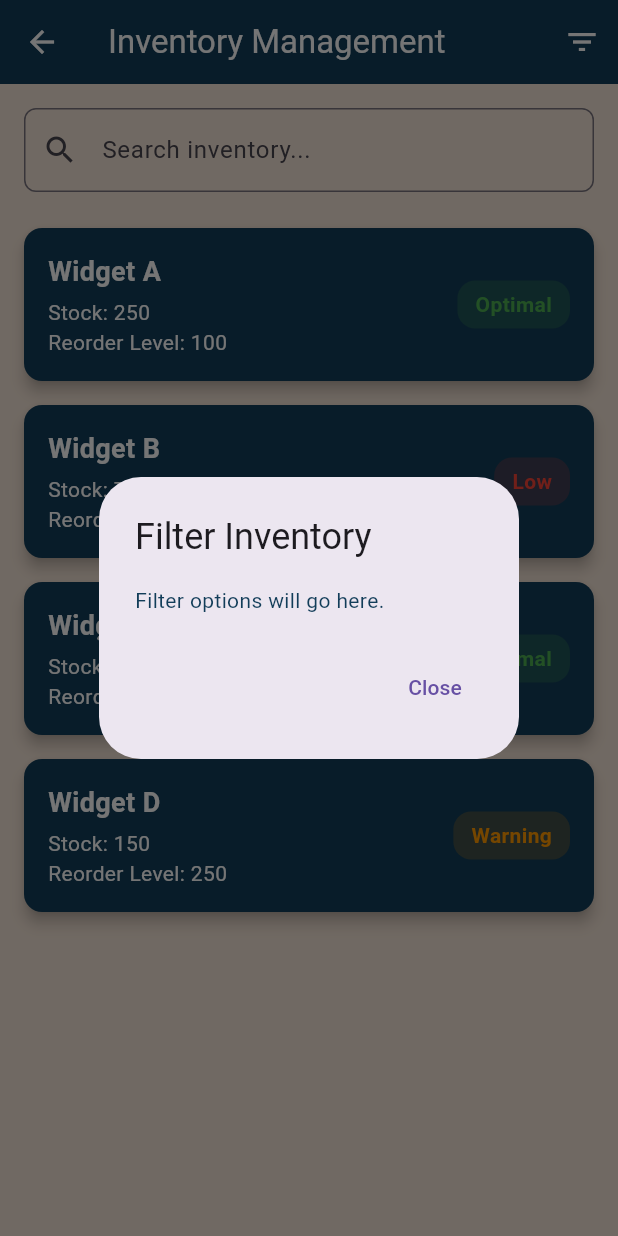
After one commit to 07alizaa/stock_data_hub, a Flutter app: the screen it shows after launch, item 2 of the bottom bar chosen, after a tap on the "filter list" icon, on a phone screen of 412 x 824 dp. The commit adds this screen. Run offline on Flutter 3.47's test engine with Material 3 defaults, Android fonts, the phone set to English and light mode, and no system bars; network calls fail.

Commit message:
Add InventoryManagementDashboard class and navigation logic from main dashboard

```diff
--- a/lib/WareHousePages/MainDashboard.dart
+++ b/lib/WareHousePages/MainDashboard.dart
@@ -1,4 +1,6 @@
 import 'package:flutter/material.dart';
+import 'WInventoryManagement.dart';
+
 
 class Maindashboard extends StatefulWidget {
   const Maindashboard({Key? key}) : super(key: key);
@@ -79,6 +81,14 @@ class _MaindashboardState extends State<Maindashboard> {
           setState(() {
             _selectedIndex = index;
           });
+
+          if (index == 1) {
+            // Navigate to the InventoryManagementScreen when the "Inventory" tab is tapped
+            Navigator.push(
+              context,
+              MaterialPageRoute(builder: (context) => InventoryManagementScreen()),
+            );
+          }
         },
         type: BottomNavigationBarType.fixed,
         items: const [
--- /dev/null
+++ b/lib/WareHousePages/WInventoryManagement.dart
@@ -0,0 +1,172 @@
+import 'package:flutter/material.dart';
+
+class InventoryManagementScreen extends StatefulWidget {
+  const InventoryManagementScreen({Key? key}) : super(key: key);
+
+  @override
+  _InventoryManagementScreenState createState() =>
+      _InventoryManagementScreenState();
+}
+
+class _InventoryManagementScreenState extends State<InventoryManagementScreen> {
+  // Sample inventory data
+  final List<Map<String, dynamic>> _inventory = [
+    {'name': 'Widget A', 'stock': 250, 'reorderLevel': 100, 'status': 'Optimal'},
+    {'name': 'Widget B', 'stock': 75, 'reorderLevel': 200, 'status': 'Low'},
+    {'name': 'Widget C', 'stock': 500, 'reorderLevel': 300, 'status': 'Optimal'},
+    {'name': 'Widget D', 'stock': 150, 'reorderLevel': 250, 'status': 'Warning'},
+  ];
+
+  String _searchQuery = '';
+
+  @override
+  Widget build(BuildContext context) {
+    return Scaffold(
+      appBar: AppBar(
+        title: const Text('Inventory Management'),
+        backgroundColor: const Color(0xFF123D59), // Dark teal color
+        actions: [
+          IconButton(
+            icon: const Icon(Icons.filter_list),
+            onPressed: () {
+              // Handle filter action
+              _showFilterDialog();
+            },
+          ),
+        ],
+      ),
+      body: Padding(
+        padding: const EdgeInsets.all(16.0),
+        child: Column(
+          children: [
+            // Search Bar
+            TextField(
+              decoration: InputDecoration(
+                prefixIcon: const Icon(Icons.search),
+                hintText: 'Search inventory...',
+                border: OutlineInputBorder(
+                  borderRadius: BorderRadius.circular(8.0),
+                ),
+              ),
+              onChanged: (value) {
+                setState(() {
+                  _searchQuery = value;
+                });
+              },
+            ),
+            const SizedBox(height: 16),
+
+            // Inventory List
+            Expanded(
+              child: ListView.builder(
+                itemCount: _filteredInventory().length,
+                itemBuilder: (context, index) {
+                  final item = _filteredInventory()[index];
+                  return _buildInventoryCard(item);
+                },
+              ),
+            ),
+          ],
+        ),
+      ),
+    );
+  }
+
+  // Filter inventory based on search query
+  List<Map<String, dynamic>> _filteredInventory() {
+    if (_searchQuery.isEmpty) {
+      return _inventory;
+    }
+    return _inventory
+        .where((item) =>
+        item['name'].toLowerCase().contains(_searchQuery.toLowerCase()))
+        .toList();
+  }
+
+// Build individual inventory card
+  Widget _buildInventoryCard(Map<String, dynamic> item) {
+    Color statusColor;
+    switch (item['status']) {
+      case 'Low':
+        statusColor = Colors.red;
+        break;
+      case 'Warning':
+        statusColor = Colors.orange;
+        break;
+      default:
+        statusColor = Colors.green;
+    }
+
+    return Card(
+      elevation: 4,
+      margin: const EdgeInsets.symmetric(vertical: 8.0),
+      color: const Color(0xFF123D59), // Blue color for the card
+      child: Padding(
+        padding: const EdgeInsets.all(16.0),
+        child: Row(
+          mainAxisAlignment: MainAxisAlignment.spaceBetween,
+          children: [
+            // Item Details
+            Column(
+              crossAxisAlignment: CrossAxisAlignment.start,
+              children: [
+                Text(
+                  item['name'],
+                  style: const TextStyle(
+                    fontSize: 18,
+                    fontWeight: FontWeight.bold,
+                    color: Colors.white, // White color for text
+                  ),
+                ),
+                const SizedBox(height: 4),
+                Text(
+                  'Stock: ${item['stock']}',
+                  style: const TextStyle(color: Colors.white),
+                ),
+                Text(
+                  'Reorder Level: ${item['reorderLevel']}',
+                  style: const TextStyle(color: Colors.white),
+                ),
+              ],
+            ),
+            // Status Indicator
+            Container(
+              padding: const EdgeInsets.symmetric(horizontal: 12, vertical: 6),
+              decoration: BoxDecoration(
+                color: statusColor.withOpacity(0.2),
+                borderRadius: BorderRadius.circular(12),
+              ),
+              child: Text(
+                item['status'],
+                style: TextStyle(
+                  color: statusColor,
+                  fontWeight: FontWeight.bold,
+                ),
+              ),
+            ),
+          ],
+        ),
+      ),
+    );
+  }
+
+
+  // Show filter dialog (placeholder)
+  void _showFilterDialog() {
+    showDialog(
+      context: context,
+      builder: (context) {
+        return AlertDialog(
+          title: const Text('Filter Inventory'),
+          content: const Text('Filter options will go here.'),
+          actions: [
+            TextButton(
+              onPressed: () => Navigator.pop(context),
+              child: const Text('Close'),
+            ),
+          ],
+        );
+      },
+    );
+  }
+}
```
